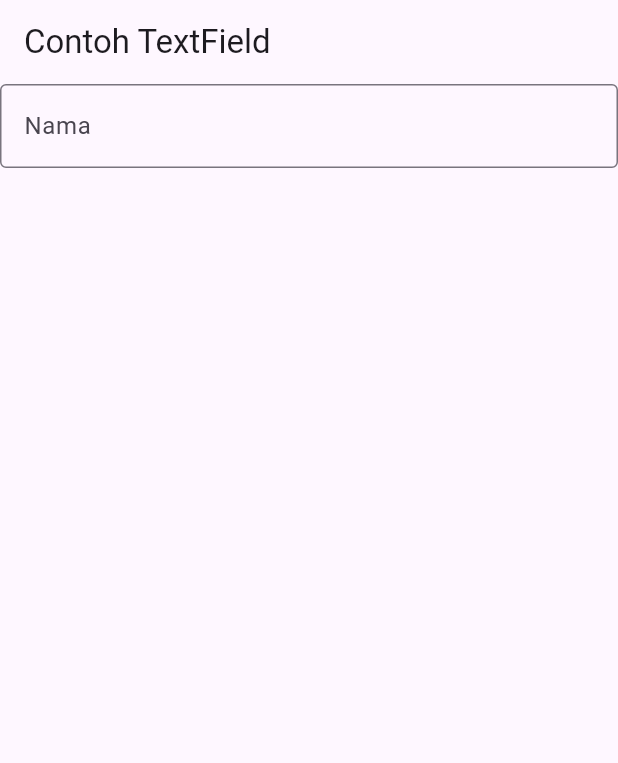
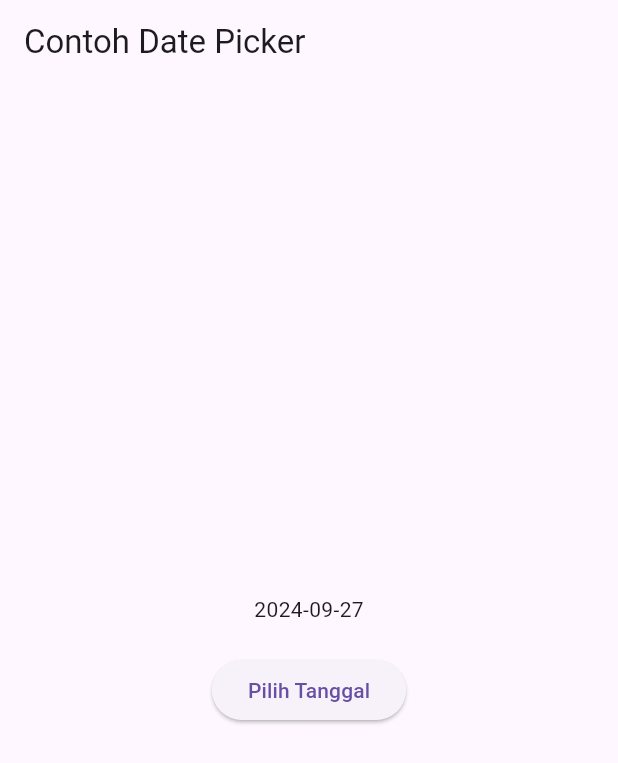
Before and after one commit to AlsoKnownAsZira/flutter-fundamental-part1, a Flutter app: the screen it shows after launch, on a phone screen of 412 x 824 dp. Shown: the top 763 px of the screen. Run offline on Flutter 3.47's test engine with Material 3 defaults, Android fonts, the phone set to English and light mode, and no system bars.

Commit message:
langkah 6 prak 5

```diff
--- a/lib/main.dart
+++ b/lib/main.dart
@@ -1,24 +1,73 @@
+import 'dart:async';
 import 'package:flutter/material.dart';
 
-void main() {
-  runApp(const MyApp());
-}
+void main() => runApp(const MyApp());
 
 class MyApp extends StatelessWidget {
   const MyApp({Key? key}) : super(key: key);
 
   @override
   Widget build(BuildContext context) {
-    return MaterialApp(
-      home: Scaffold(
-        appBar: AppBar(title: const Text("Contoh TextField")),
-        body: const TextField(
-          obscureText: false,
-          decoration: InputDecoration(
-            border: OutlineInputBorder(),
-            labelText: 'Nama',
-          ),
+    return const MaterialApp(
+      title: 'Contoh Date Picker',
+      home: MyHomePage(title: 'Contoh Date Picker'),
+    );
+  }
+}
+
+class MyHomePage extends StatefulWidget {
+  const MyHomePage({Key? key, required this.title}) : super(key: key);
+
+  final String title;
+
+  @override
+  _MyHomePageState createState() => _MyHomePageState();
+}
+
+class _MyHomePageState extends State<MyHomePage> {
+  // Variable/State untuk mengambil tanggal
+  DateTime selectedDate = DateTime.now();
+
+  //  Initial SelectDate FLutter
+  Future<void> _selectDate(BuildContext context) async {
+    // Initial DateTime FIinal Picked
+    final DateTime? picked = await showDatePicker(
+        context: context,
+        initialDate: selectedDate,
+        firstDate: DateTime(2015, 8),
+        lastDate: DateTime(2101));
+    if (picked != null && picked != selectedDate) {
+      setState(() {
+        selectedDate = picked;
+      });
+    }
+  }
+
+  @override
+  Widget build(BuildContext context) {
+    return Scaffold(
+      appBar: AppBar(
+        title: Text(widget.title),
+      ),
+      body: Center(
+        child: Column(
+          mainAxisSize: MainAxisSize.min,
+          children: <Widget>[
+            Text("${selectedDate.toLocal()}".split(' ')[0]),
+            const SizedBox(
+              height: 20.0,
+            ),
+            ElevatedButton(
+              onPressed: () => {
+                _selectDate(context),
+                // ignore: avoid_print
+                print(selectedDate.day + selectedDate.month + selectedDate.year)
+              },
+              child: const Text('Pilih Tanggal'),
+            ),
+          ],
         ),
       ),
     );
-  }}
+  }
+}
```
